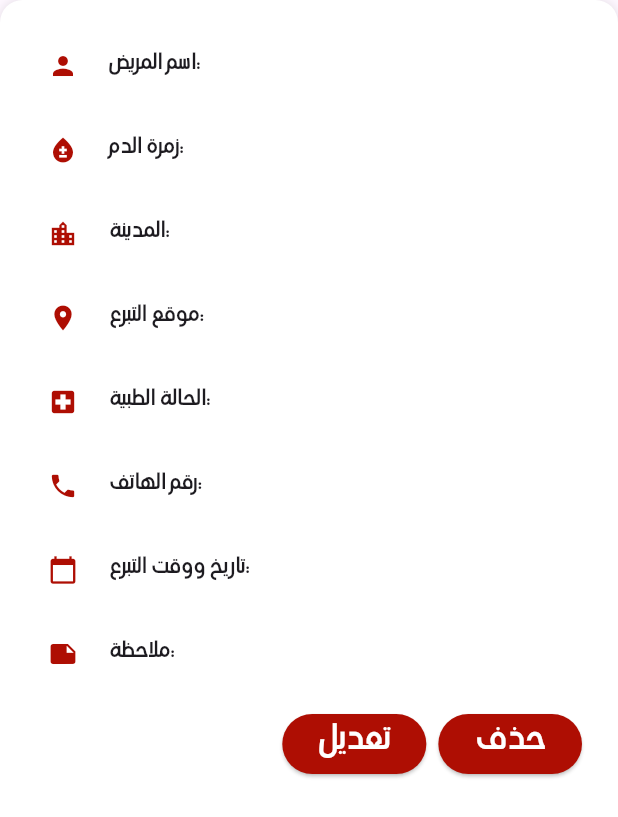
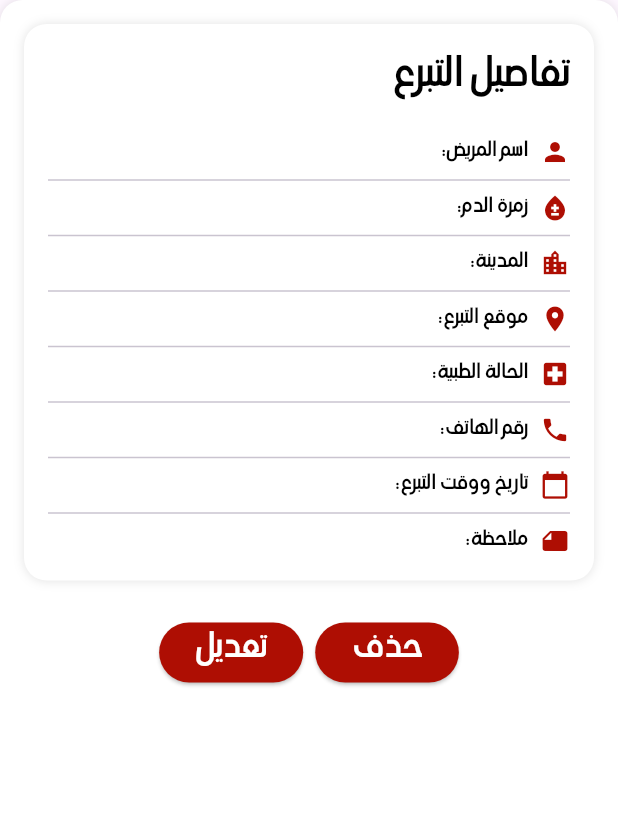
Before and after one commit to Kreatbox/iithar, a Flutter app: the BloodDonationRequestCard widget shown alone on an empty page, opened directly, on a phone screen of 412 x 824 dp. Shown: the top 817 px of the screen. Run offline on Flutter 3.47's test engine with Material 3 defaults, Android fonts, the phone set to English and light mode, and no system bars; our stand-ins replace cloud_firestore, firebase_auth, firebase_core, flutter_map, get, latlong2 and 3 more; accounts and stored records are empty.

Commit message:
واجهة تبرعاتي

```diff
--- a/lib/screens/accounts/my_donations.dart
+++ b/lib/screens/accounts/my_donations.dart
@@ -26,10 +26,10 @@ class MyDonationsScreen extends StatelessWidget {
         ),
       ),
       body: DonationsList(),
+
     );
   }
 }
-
 class DonationsList extends StatefulWidget {
   @override
   _DonationsListState createState() => _DonationsListState();
@@ -128,12 +128,6 @@ class _DonationsListState extends State<DonationsList> {
                 value: donationData['timeSlot'] ?? 'Unknown Time',
               ),
               const Divider(),
-              const InfoRow(
-                icon: Icons.hourglass_empty,
-                label: 'مدة التبرع',
-                value: '15 دقيقة',
-              ),
-              const Divider(),
               InfoRow(
                 icon: Icons.local_hospital,
                 label: 'نوع التبرع',
--- a/lib/screens/accounts/my_request.dart
+++ b/lib/screens/accounts/my_request.dart
@@ -1,13 +1,26 @@
 import 'package:flutter/material.dart';
 
 class MyRequestScreen extends StatelessWidget {
+  const MyRequestScreen({super.key});
+
+  @override
+  Widget build(BuildContext context) {
+    return const MaterialApp(
+      home: BloodDonationRequestScreen(),
+    );
+  }
+}
+
+class BloodDonationRequestScreen extends StatelessWidget {
+  const BloodDonationRequestScreen({super.key});
+
   @override
   Widget build(BuildContext context) {
     return Scaffold(
       backgroundColor: Colors.white,
-      appBar: AppBar(      backgroundColor: Colors.white,
-
-        title: Align(
+      appBar: AppBar(
+        backgroundColor: Colors.white,
+        title: const Align(
           alignment: Alignment.centerRight,
           child: Text(
             'تفاصيل طلب التبرع',
@@ -21,16 +34,16 @@ class MyRequestScreen extends StatelessWidget {
         elevation: 0,
       ),
       body: ListView(
-        padding: EdgeInsets.all(16.0),
-        children: <Widget>[
+        padding: const EdgeInsets.all(16.0),
+        children: const <Widget>[
           BloodDonationRequestCard(
-            patientName: '  ',
-            bloodType: '  ',
+            patientName: ' ',
+            bloodType: '',
             city: '',
             donationLocation: ' ',
             medicalCondition: ' ',
             phoneNumber: ' ',
-            donationDateTime: '   ',
+            donationDateTime: '  ',
             note: '',
           ),
         ],
@@ -50,7 +63,7 @@ class BloodDonationRequestCard extends StatelessWidget {
   final String note;
 
   const BloodDonationRequestCard({
-    Key? key,
+    super.key,
     required this.patientName,
     required this.bloodType,
     required this.city,
@@ -59,7 +72,7 @@ class BloodDonationRequestCard extends StatelessWidget {
     required this.phoneNumber,
     required this.donationDateTime,
     required this.note,
-  }) : super(key: key);
+  });
 
   @override
   Widget build(BuildContext context) {
@@ -75,21 +88,69 @@ class BloodDonationRequestCard extends StatelessWidget {
         ],
       ),
       child: Padding(
-        padding: EdgeInsets.all(16.0),
+        padding: const EdgeInsets.all(16.0),
         child: Column(
           crossAxisAlignment: CrossAxisAlignment.start,
           children: <Widget>[
-            _buildInfoSection(Icons.person, 'اسم المريض', patientName),
-            _buildInfoSection(Icons.bloodtype, 'زمرة الدم', bloodType),
-            _buildInfoSection(Icons.location_city, 'المدينة', city),
-            _buildInfoSection(Icons.location_on, 'موقع التبرع', donationLocation),
-            _buildInfoSection(Icons.local_hospital, 'الحالة الطبية', medicalCondition),
-            _buildInfoSection(Icons.phone, 'رقم الهاتف', phoneNumber),
-            _buildInfoSection(Icons.calendar_today, 'تاريخ ووقت التبرع', donationDateTime),
-            _buildInfoSection(Icons.note, 'ملاحظة', note),
-            ButtonBar(
+            _buildInfoSection(
+              'تفاصيل التبرع',
+              [
+                InfoRow(
+                  icon: Icons.person,
+                  label: 'اسم المريض',
+                  value: patientName,
+                ),
+                const Divider(),
+                InfoRow(
+                  icon: Icons.bloodtype,
+                  label: 'زمرة الدم',
+                  value: bloodType,
+                ),
+                const Divider(),
+                InfoRow(
+                  icon: Icons.location_city,
+                  label: 'المدينة',
+                  value: city,
+                ),
+                const Divider(),
+                InfoRow(
+                  icon: Icons.location_on,
+                  label: 'موقع التبرع',
+                  value: donationLocation,
+                ),
+                const Divider(),
+                InfoRow(
+                  icon: Icons.local_hospital,
+                  label: 'الحالة الطبية',
+                  value: medicalCondition,
+                ),
+                const Divider(),
+                InfoRow(
+                  icon: Icons.phone,
+                  label: 'رقم الهاتف',
+                  value: phoneNumber,
+                ),
+                const Divider(),
+                InfoRow(
+                  icon: Icons.calendar_today,
+                  label: 'تاريخ ووقت التبرع',
+                  value: donationDateTime,
+                ),
+                const Divider(),
+                InfoRow(
+                  icon: Icons.note,
+                  label: 'ملاحظة',
+                  value: note,
+                ),
+              ],
+            ),
+            const SizedBox(height: 16.0),
+            Center(
+              child: ButtonBar(
+                alignment: MainAxisAlignment.center,
                 children: <Widget>[
                   ElevatedButton(
+                    onPressed: () {},
                     style: ElevatedButton.styleFrom(
                       backgroundColor: const Color(0xFFAE0E03),
                     ),
@@ -102,10 +163,9 @@ class BloodDonationRequestCard extends StatelessWidget {
                         color: Colors.white,
                       ),
                     ),
-                  onPressed: () {
-                  },
                   ),
                   ElevatedButton(
+                    onPressed: () {},
                     style: ElevatedButton.styleFrom(
                       backgroundColor: const Color(0xFFAE0E03),
                     ),
@@ -118,10 +178,9 @@ class BloodDonationRequestCard extends StatelessWidget {
                         color: Colors.white,
                       ),
                     ),
-                  onPressed: () {
-                  },
                   ),
                 ],
+              ),
             ),
           ],
         ),
@@ -129,16 +188,69 @@ class BloodDonationRequestCard extends StatelessWidget {
     );
   }
 
-
-Widget _buildInfoSection(IconData icon, String label, String value) {
-  return ListTile(
-
-    leading: Icon(icon, size: 20.0, color: const Color(0xFFAE0E03)),
-    title: Text(
-      '$label: $value',
-      style: TextStyle(
+  Widget _buildInfoSection(String title, List<Widget> children) {
+    return Directionality(
+      textDirection: TextDirection.rtl,
+      child: Container(
+        padding: const EdgeInsets.all(16.0),
+        decoration: BoxDecoration(
+          color: Colors.white,
+          borderRadius: BorderRadius.circular(15),
+          boxShadow: const [
+            BoxShadow(
+              color: Color.fromRGBO(112, 112, 112, 0.2),
+              blurRadius: 5,
+            ),
+          ],
+        ),
+        child: Column(
+          crossAxisAlignment: CrossAxisAlignment.start,
+          children: [
+            Text(
+              title,
+              textAlign: TextAlign.right,
+              style: const TextStyle(
                 fontFamily: 'HSI',
+                fontSize: 30,
+                color: Colors.black,
+              ),
+            ),
+            const SizedBox(height: 16.0),
+            ...children,
+          ],
         ),
       ),
     );
-}}
+  }
+}
+
+class InfoRow extends StatelessWidget {
+  final IconData icon;
+  final String label;
+  final String value;
+
+  const InfoRow({
+    super.key,
+    required this.icon,
+    required this.label,
+    required this.value,
+  });
+
+  @override
+  Widget build(BuildContext context) {
+    return Row(
+      children: [
+        Icon(icon, size: 20.0, color: const Color(0xFFAE0E03)),
+        const SizedBox(width: 8.0),
+        Text(
+          '$label: $value',
+          style: const TextStyle(
+            fontFamily: 'HSI',
+            fontSize: 15,
+            color: Colors.black,
+          ),
+        ),
+      ],
+    );
+  }
+}
```
Lines whose indentation alone changed are shown as unchanged.
